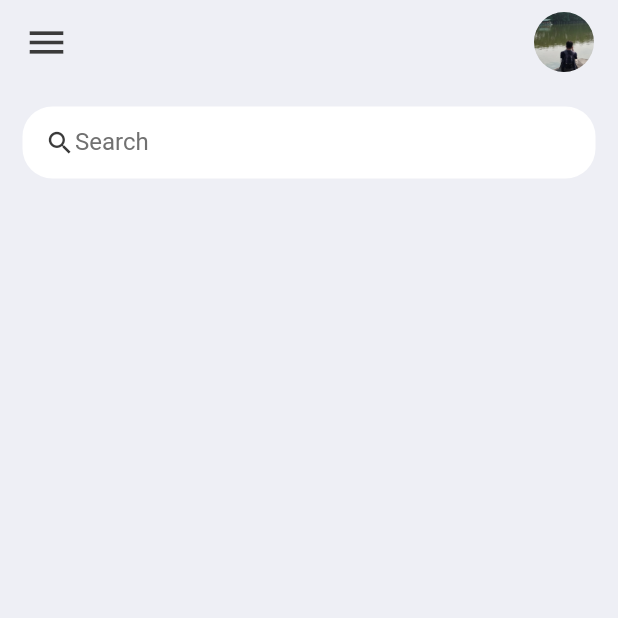
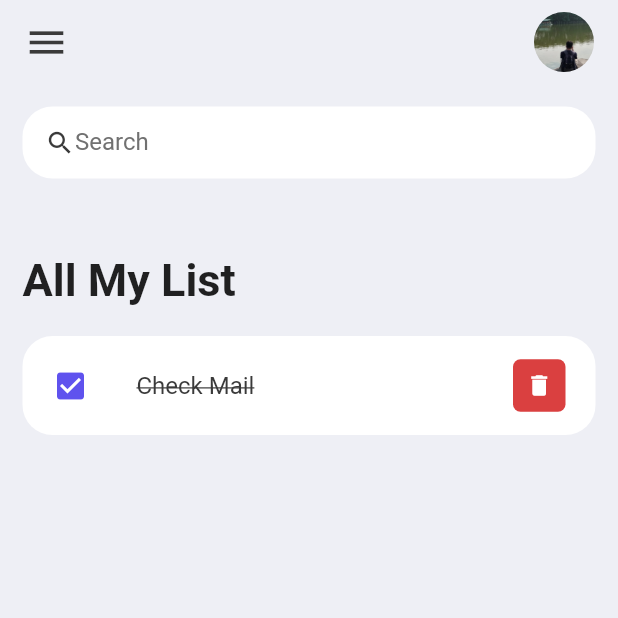
Before and after one commit to dedefaizzz/todo_list_data_lokal, a Flutter app: the screen it shows after launch, on a phone screen of 412 x 824 dp, the top half of it. Run offline on Flutter 3.47's test engine with Material 2 defaults, Android fonts, the phone set to English and light mode, and no system bars.

Commit message:
membuat ListView untuk item menggunakan ListTile

```diff
--- a/lib/screens/home.dart
+++ b/lib/screens/home.dart
@@ -1,5 +1,6 @@
 import 'package:flutter/material.dart';
 import 'package:todo_list/constants/colors.dart';
+import 'package:todo_list/widgets/todo_item.dart';
 
 class Home extends StatelessWidget {
   const Home({super.key});
@@ -14,6 +15,26 @@ class Home extends StatelessWidget {
         child: Column(
           children: [
             SearchBox(),
+            Expanded(
+              child: ListView(
+                children: [
+                  Container(
+                    margin: EdgeInsets.only(
+                      top: 50,
+                      bottom: 20,
+                    ),
+                    child: Text(
+                      'All My List',
+                      style: TextStyle(
+                        fontSize: 30,
+                        fontWeight: FontWeight.bold,
+                      ),
+                    ),
+                  ),
+                  ToDoItem(),
+                ],
+              ),
+            ),
           ],
         ),
       ),
--- /dev/null
+++ b/lib/widgets/todo_item.dart
@@ -0,0 +1,52 @@
+import 'package:flutter/material.dart';
+import 'package:todo_list/constants/colors.dart';
+
+class ToDoItem extends StatelessWidget {
+  const ToDoItem({super.key});
+
+  @override
+  Widget build(BuildContext context) {
+    return Container(
+      child: ListTile(
+        onTap: () {},
+        shape: RoundedRectangleBorder(
+          borderRadius: BorderRadius.circular(20),
+        ),
+        contentPadding: EdgeInsets.symmetric(
+          horizontal: 20,
+          vertical: 5,
+        ),
+        tileColor: Colors.white,
+        leading: Icon(
+          Icons.check_box,
+          color: tdBlue,
+        ),
+        title: Text(
+          'Check Mail',
+          style: TextStyle(
+            fontSize: 16,
+            color: tdBlack,
+            decoration: TextDecoration
+                .lineThrough, // menggarisi list yg sudah dilakukan
+          ),
+        ),
+        trailing: Container(
+          padding: EdgeInsets.all(0),
+          margin: EdgeInsets.symmetric(vertical: 10),
+          height: 35,
+          width: 35,
+          decoration: BoxDecoration(
+            color: tdRed,
+            borderRadius: BorderRadius.circular(5),
+          ),
+          child: IconButton(
+            color: Colors.white,
+            iconSize: 18,
+            icon: Icon(Icons.delete),
+            onPressed: () {},
+          ),
+        ),
+      ),
+    );
+  }
+}
```
